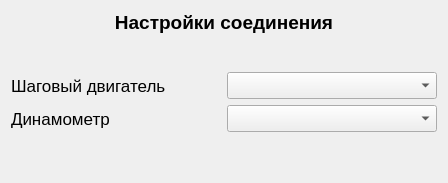
First picture: the form in settings.ui, repository fosghen/DeformationSternd, before the edit.
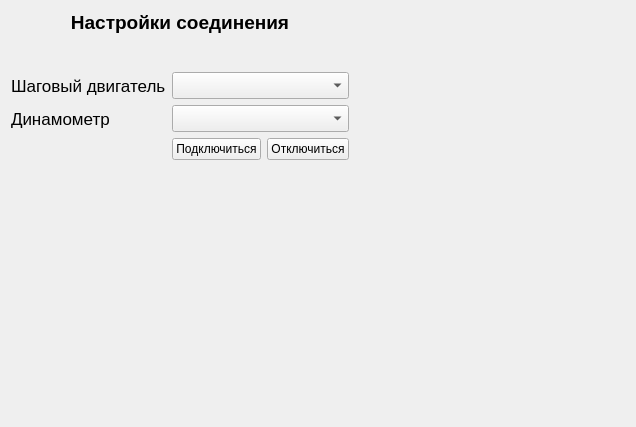
Second picture: the form after the edit.

Commit message: add buttons connect, disconnect con, edit graph

The edit to the form file:
```diff
--- a/settings.ui
+++ b/settings.ui
@@ -6,15 +6,75 @@
    <rect>
     <x>0</x>
     <y>0</y>
-    <width>448</width>
-    <height>178</height>
+    <width>636</width>
+    <height>427</height>
    </rect>
   </property>
   <property name="windowTitle">
    <string>Frame</string>
   </property>
   <layout class="QGridLayout" name="gridLayout">
-   <item row="0" column="0" colspan="2">
+   <item row="1" column="1" colspan="2">
+    <widget class="QComboBox" name="cbox_stepper_motor">
+     <property name="font">
+      <font>
+       <pointsize>12</pointsize>
+      </font>
+     </property>
+    </widget>
+   </item>
+   <item row="4" column="1">
+    <spacer name="verticalSpacer">
+     <property name="orientation">
+      <enum>Qt::Orientation::Vertical</enum>
+     </property>
+     <property name="sizeType">
+      <enum>QSizePolicy::Policy::Expanding</enum>
+     </property>
+     <property name="sizeHint" stdset="0">
+      <size>
+       <width>20</width>
+       <height>40</height>
+      </size>
+     </property>
+    </spacer>
+   </item>
+   <item row="3" column="2">
+    <widget class="QPushButton" name="pbutton_disconnect">
+     <property name="text">
+      <string>Отключиться</string>
+     </property>
+    </widget>
+   </item>
+   <item row="2" column="1" colspan="2">
+    <widget class="QComboBox" name="cbox_dinamomert">
+     <property name="font">
+      <font>
+       <pointsize>12</pointsize>
+      </font>
+     </property>
+    </widget>
+   </item>
+   <item row="1" column="0">
+    <widget class="QLabel" name="label_stepper_motor">
+     <property name="font">
+      <font>
+       <pointsize>13</pointsize>
+      </font>
+     </property>
+     <property name="text">
+      <string>Шаговый двигатель</string>
+     </property>
+    </widget>
+   </item>
+   <item row="3" column="1">
+    <widget class="QPushButton" name="pbutton_connect">
+     <property name="text">
+      <string>Подключиться</string>
+     </property>
+    </widget>
+   </item>
+   <item row="0" column="0" colspan="3">
     <widget class="QLabel" name="label_setting_connection">
      <property name="sizePolicy">
       <sizepolicy hsizetype="MinimumExpanding" vsizetype="Fixed">
@@ -54,48 +114,31 @@
      </property>
     </widget>
    </item>
-   <item row="1" column="1">
-    <widget class="QComboBox" name="cbox_stepper_motor">
-     <property name="font">
-      <font>
-       <pointsize>12</pointsize>
-      </font>
-     </property>
-    </widget>
-   </item>
-   <item row="1" column="0">
-    <widget class="QLabel" name="label_stepper_motor">
-     <property name="font">
-      <font>
-       <pointsize>13</pointsize>
-      </font>
-     </property>
-     <property name="text">
-      <string>Шаговый двигатель</string>
-     </property>
-    </widget>
-   </item>
-   <item row="2" column="1">
-    <widget class="QComboBox" name="cbox_dinamomert">
-     <property name="font">
-      <font>
-       <pointsize>12</pointsize>
-      </font>
-     </property>
-    </widget>
-   </item>
    <item row="3" column="0">
-    <spacer name="verticalSpacer">
+    <spacer name="horizontalSpacer">
      <property name="orientation">
-      <enum>Qt::Orientation::Vertical</enum>
+      <enum>Qt::Orientation::Horizontal</enum>
      </property>
      <property name="sizeType">
-      <enum>QSizePolicy::Policy::Minimum</enum>
+      <enum>QSizePolicy::Policy::Preferred</enum>
      </property>
      <property name="sizeHint" stdset="0">
       <size>
-       <width>20</width>
-       <height>40</height>
+       <width>40</width>
+       <height>20</height>
+      </size>
+     </property>
+    </spacer>
+   </item>
+   <item row="3" column="3">
+    <spacer name="horizontalSpacer_2">
+     <property name="orientation">
+      <enum>Qt::Orientation::Horizontal</enum>
+     </property>
+     <property name="sizeHint" stdset="0">
+      <size>
+       <width>40</width>
+       <height>20</height>
       </size>
      </property>
     </spacer>
```
The commit also changes 5 other files.
